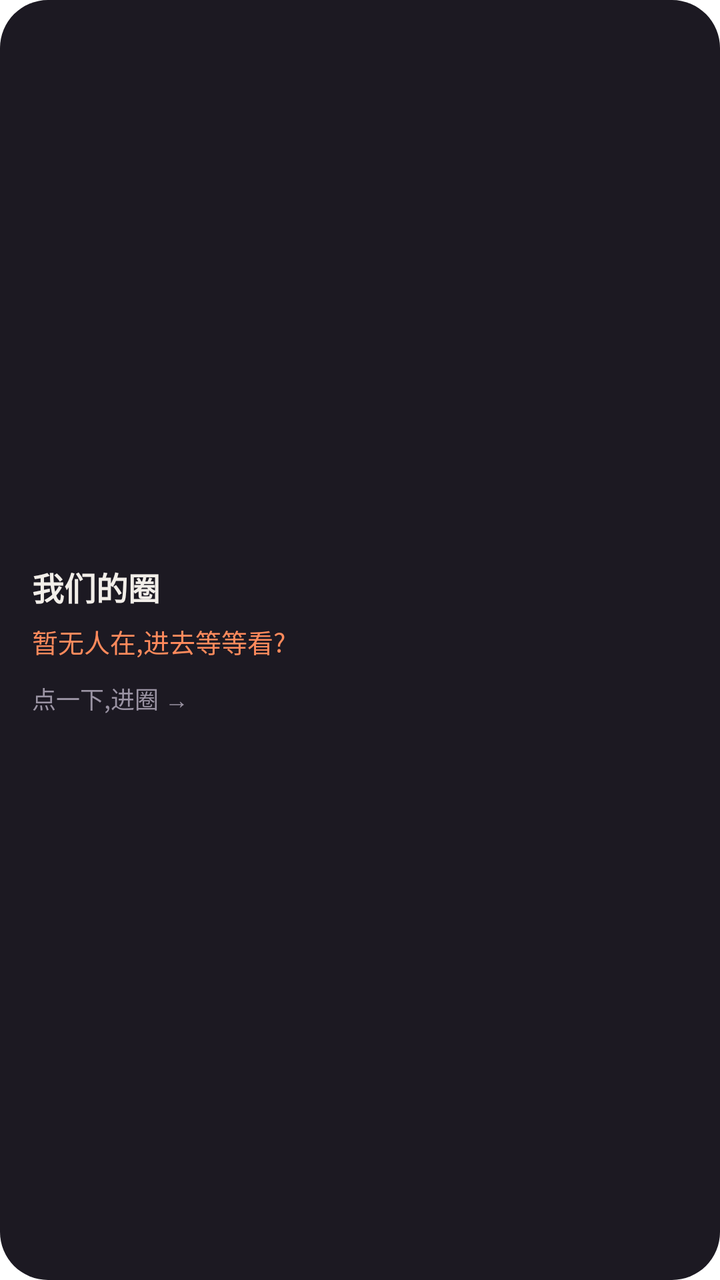
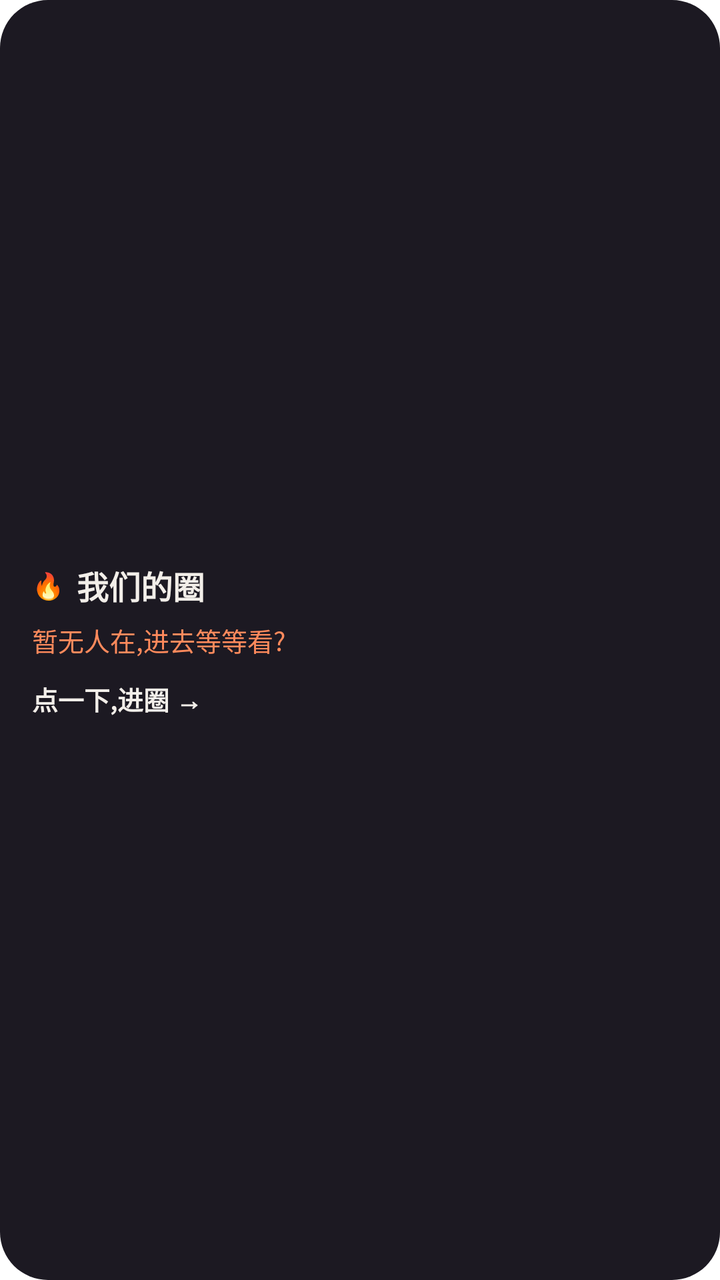

Compare the two renders of this Android layout. The source of the first and the diff that turns it into the second are given below.
<!-- AndroidManifest.xml: fallback theme Theme.MaterialComponents.DayNight.NoActionBar -->
<!-- res/layout/lares_widget.xml -->
<?xml version="1.0" encoding="utf-8"?>
<LinearLayout xmlns:android="http://schemas.android.com/apk/res/android"
    android:id="@+id/widget_root"
    android:layout_width="match_parent"
    android:layout_height="match_parent"
    android:orientation="vertical"
    android:gravity="center_vertical"
    android:padding="16dp"
    android:background="@drawable/widget_bg">

    <TextView
        android:id="@+id/widget_title"
        android:layout_width="wrap_content"
        android:layout_height="wrap_content"
        android:text="我们的圈"
        android:textColor="#F2EEE9"
        android:textSize="16sp"
        android:textStyle="bold" />

    <TextView
        android:id="@+id/widget_presence"
        android:layout_width="wrap_content"
        android:layout_height="wrap_content"
        android:layout_marginTop="6dp"
        android:text="暂无人在,进去等等看?"
        android:textColor="#FF8A5C"
        android:textSize="13sp" />

    <TextView
        android:id="@+id/widget_hint"
        android:layout_width="wrap_content"
        android:layout_height="wrap_content"
        android:layout_marginTop="10dp"
        android:text="点一下,进圈 →"
        android:textColor="#9A93A3"
        android:textSize="12sp" />
</LinearLayout>
<!-- resources referenced by this layout -->
<resources>
  <!-- drawable widget_bg (drawable) -->
  <?xml version="1.0" encoding="utf-8"?>
  <shape xmlns:android="http://schemas.android.com/apk/res/android"
      android:shape="rectangle">
      <solid android:color="#1C1922" />
      <corners android:radius="24dp" />
  </shape>
</resources>

<!-- the commit's change to res/layout/lares_widget.xml (unified diff, before → after) -->
@@ -8,30 +8,52 @@
     android:padding="16dp"
     android:background="@drawable/widget_bg">
 
-    <TextView
-        android:id="@+id/widget_title"
-        android:layout_width="wrap_content"
+    <LinearLayout
+        android:layout_width="match_parent"
         android:layout_height="wrap_content"
-        android:text="我们的圈"
-        android:textColor="#F2EEE9"
-        android:textSize="16sp"
-        android:textStyle="bold" />
+        android:orientation="horizontal"
+        android:gravity="center_vertical">
+
+        
+        <TextView
+            android:id="@+id/widget_primary_mark"
+            android:layout_width="wrap_content"
+            android:layout_height="wrap_content"
+            android:layout_marginEnd="6dp"
+            android:text="@string/widget_primary_mark"
+            android:textColor="#FF8A5C"
+            android:textSize="13sp" />
+
+        <TextView
+            android:id="@+id/widget_title"
+            android:layout_width="0dp"
+            android:layout_weight="1"
+            android:layout_height="wrap_content"
+            android:maxLines="1"
+            android:ellipsize="end"
+            android:text="@string/widget_title_default"
+            android:textColor="#F2EEE9"
+            android:textSize="16sp"
+            android:textStyle="bold" />
+    </LinearLayout>
 
     <TextView
         android:id="@+id/widget_presence"
         android:layout_width="wrap_content"
         android:layout_height="wrap_content"
         android:layout_marginTop="6dp"
-        android:text="暂无人在,进去等等看?"
+        android:text="@string/widget_presence_default"
         android:textColor="#FF8A5C"
         android:textSize="13sp" />
 
+    
     <TextView
-        android:id="@+id/widget_hint"
+        android:id="@+id/widget_action"
         android:layout_width="wrap_content"
         android:layout_height="wrap_content"
         android:layout_marginTop="10dp"
-        android:text="点一下,进圈 →"
-        android:textColor="#9A93A3"
-        android:textSize="12sp" />
+        android:text="@string/widget_action_join"
+        android:textColor="#F2EEE9"
+        android:textSize="13sp"
+        android:textStyle="bold" />
 </LinearLayout>
<!-- resource entries referenced after the edit -->
@@ -7,5 +7,9 @@
       <solid android:color="#1C1922" />
       <corners android:radius="24dp" />
   </shape>
+  <string name="widget_action_join">点一下,进圈 →</string>
+  <string name="widget_presence_default">暂无人在,进去等等看?</string>
+  <string name="widget_primary_mark">🔥</string>
+  <string name="widget_title_default">我们的圈</string>
 </resources>
 
